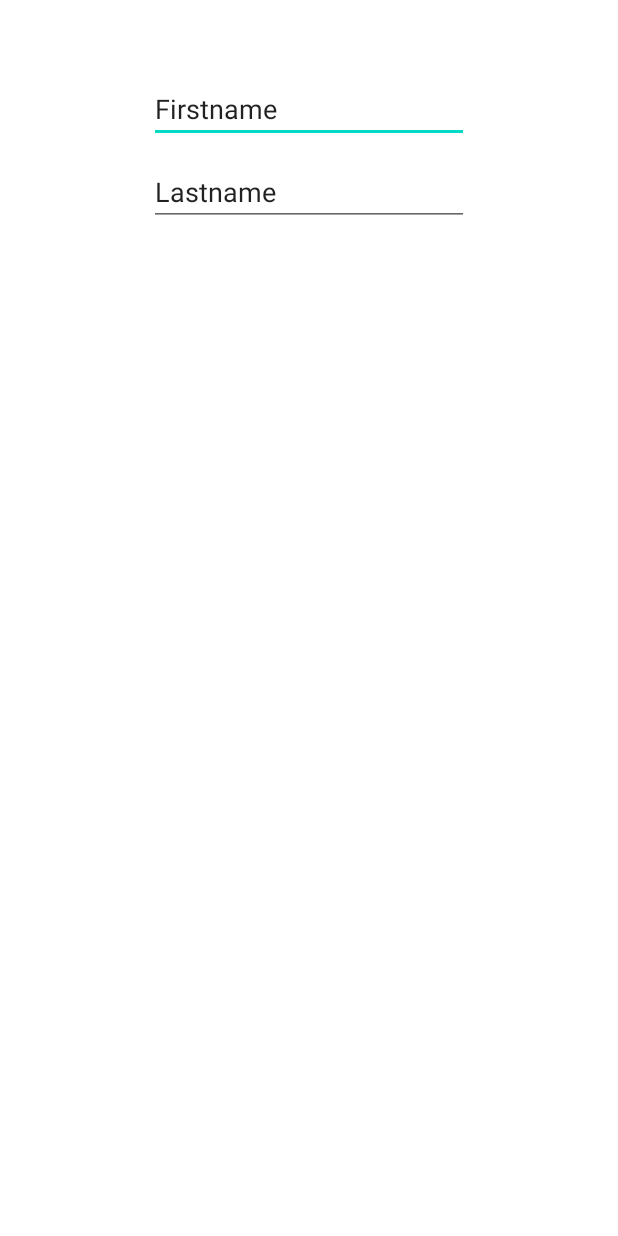
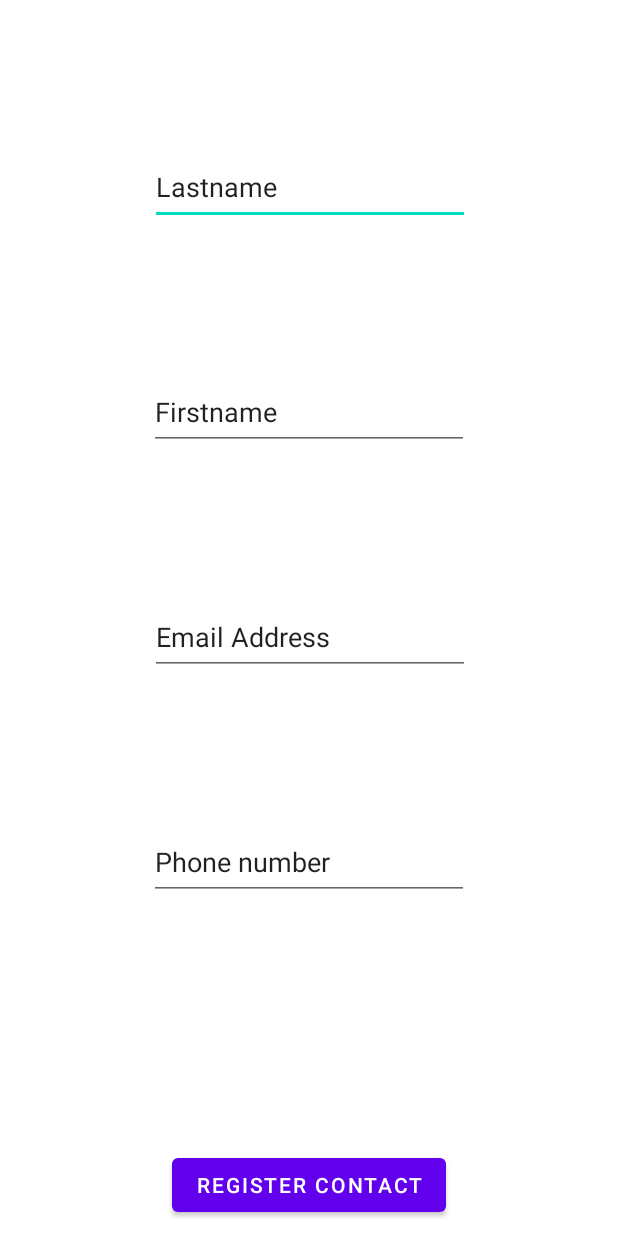
Before and after one commit to faynirnau/ContactManager, an Android app: the layout activity_add_contact.xml on its own in the app's theme, with its tools: preview values and no code run, on a phone screen of 412 x 824 dp. Run offline under Robolectric (Android 15) with nearby library versions, the phone set to English and light mode, and no system bars.

Commit message:
reprendre à l'étape 9

```diff
--- a/app/src/main/java/com/example/contactmanager/controler/AddContactActivity.java
+++ b/app/src/main/java/com/example/contactmanager/controler/AddContactActivity.java
@@ -11,4 +11,5 @@ public class AddContactActivity extends AppCompatActivity {
         super.onCreate(savedInstanceState);
         setContentView(R.layout.activity_add_contact);
     }
+
 }
--- a/app/src/main/res/layout/activity_add_contact.xml
+++ b/app/src/main/res/layout/activity_add_contact.xml
@@ -7,26 +7,66 @@
     tools:context=".controler.AddContactActivity">
 
     <EditText
+        android:id="@+id/editTextTextPersonLastname"
+        android:layout_width="wrap_content"
+        android:layout_height="50dp"
+        android:layout_marginTop="100dp"
+        android:ems="10"
+        android:inputType="textPersonName"
+        android:text="@string/edit_text_lastname"
+        app:layout_constraintEnd_toEndOf="parent"
+        app:layout_constraintHorizontal_bias="0.502"
+        app:layout_constraintStart_toStartOf="parent"
+        app:layout_constraintTop_toTopOf="parent"
+        tools:ignore="Autofill,LabelFor" />
+
+    <EditText
         android:id="@+id/editTextTextPersonFirstname"
         android:layout_width="wrap_content"
-        android:layout_height="wrap_content"
-        android:layout_marginTop="50dp"
+        android:layout_height="50dp"
+        android:layout_marginTop="100dp"
         android:ems="10"
         android:inputType="textPersonName"
         android:text="@string/edit_text_firstname"
         app:layout_constraintEnd_toEndOf="parent"
         app:layout_constraintStart_toStartOf="parent"
-        app:layout_constraintTop_toTopOf="parent" />
+        app:layout_constraintTop_toBottomOf="@+id/editTextTextPersonLastname"
+        tools:ignore="Autofill,LabelFor" />
 
     <EditText
-        android:id="@+id/editTextTextPersonLastname"
+        android:id="@+id/editTextTextEmailAddress"
+        android:layout_width="wrap_content"
+        android:layout_height="50dp"
+        android:layout_marginTop="100dp"
+        android:ems="10"
+        android:inputType="textEmailAddress"
+        android:text="@string/edit_text_emailAddress"
+        app:layout_constraintEnd_toEndOf="parent"
+        app:layout_constraintHorizontal_bias="0.502"
+        app:layout_constraintStart_toStartOf="parent"
+        app:layout_constraintTop_toBottomOf="@+id/editTextTextPersonFirstname"
+        tools:ignore="Autofill,LabelFor" />
+
+    <EditText
+        android:id="@+id/editTextPhone"
+        android:layout_width="wrap_content"
+        android:layout_height="50dp"
+        android:layout_marginTop="100dp"
+        android:ems="10"
+        android:inputType="phone"
+        android:text="@string/edit_text_phone_number"
+        app:layout_constraintEnd_toEndOf="parent"
+        app:layout_constraintStart_toStartOf="parent"
+        app:layout_constraintTop_toBottomOf="@+id/editTextTextEmailAddress"
+        tools:ignore="Autofill,LabelFor" />
+
+    <Button
+        android:id="@+id/button"
         android:layout_width="wrap_content"
         android:layout_height="wrap_content"
-        android:layout_marginTop="10dp"
-        android:ems="10"
-        android:inputType="textPersonName"
-        android:text="@string/edit_text_lastname"
+        android:layout_marginBottom="10dp"
+        android:text="@string/button_register"
+        app:layout_constraintBottom_toBottomOf="parent"
         app:layout_constraintEnd_toEndOf="parent"
-        app:layout_constraintStart_toStartOf="parent"
-        app:layout_constraintTop_toBottomOf="@+id/editTextTextPersonFirstname" />
+        app:layout_constraintStart_toStartOf="parent" />
 </androidx.constraintlayout.widget.ConstraintLayout>
--- a/app/src/main/res/layout/activity_main.xml
+++ b/app/src/main/res/layout/activity_main.xml
@@ -7,8 +7,10 @@
     tools:context=".controler.MainActivity">
 
     <androidx.recyclerview.widget.RecyclerView
-        android:layout_width="409dp"
-        android:layout_height="354dp"
+        android:id="@+id/recycleViewContacts"
+        android:layout_width="0dp"
+        android:layout_height="wrap_content"
+        app:layout_constraintEnd_toEndOf="parent"
         app:layout_constraintStart_toStartOf="parent"
         app:layout_constraintTop_toTopOf="parent" />
 
--- a/app/src/main/res/values/strings.xml
+++ b/app/src/main/res/values/strings.xml
@@ -1,5 +1,8 @@
 <resources>
     <string name="app_name">ContactManager</string>
+    <string name="edit_text_lastname">Lastname</string>
     <string name="edit_text_firstname">Firstname</string>
-    <string name="edit_text_lastname">Lastname</string>
+    <string name="edit_text_emailAddress">Email Address</string>
+    <string name="edit_text_phone_number">Phone number</string>
+    <string name="button_register">Register contact</string>
 </resources>
```
Also changed, not shown: app/src/main/java/com/example/contactmanager/controler/MainActivity.java (+6 -1 lines), app/src/main/java/com/example/contactmanager/modele/AdapterRecycleV.java (added, +52 -0 lines), app/src/main/java/com/example/contactmanager/modele/contact.java (added, +37 -0 lines), app/src/main/res/layout/adapter_layout.xml (added, +11 -0 lines), 1 other file.
